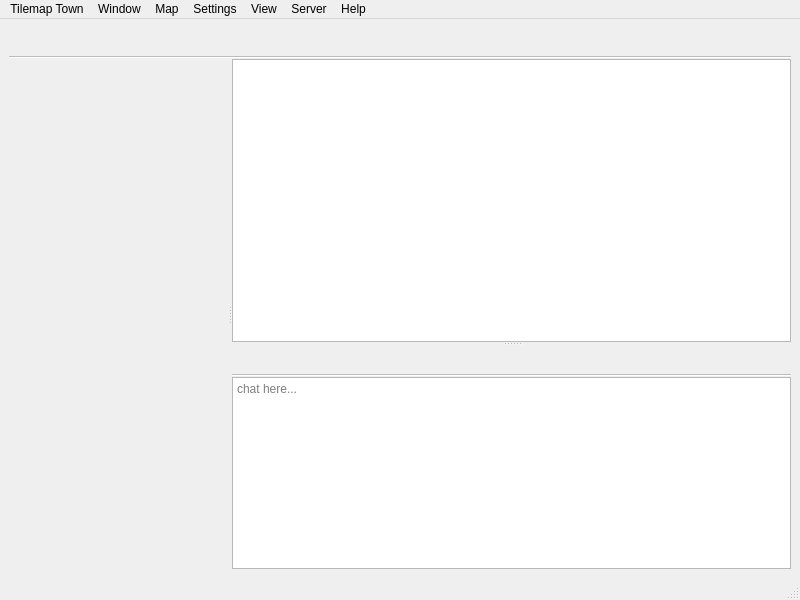
This is mainwindow.ui in NovaSquirrel/TilemapTownDesktop as Qt 5 draws it before an edit. The edited form follows.
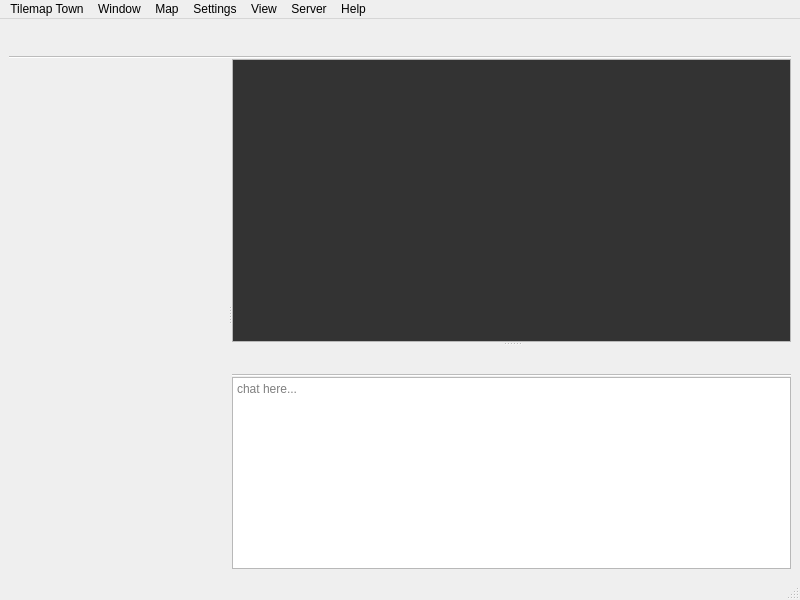
This is the edited form. Custom widgets are drawn as their Qt base class.

```diff
--- a/mainwindow.ui
+++ b/mainwindow.ui
@@ -66,6 +66,19 @@
         <property name="readOnly">
          <bool>true</bool>
         </property>
+        <property name="html">
+         <string>&lt;!DOCTYPE HTML PUBLIC &quot;-//W3C//DTD HTML 4.0//EN&quot; &quot;http://www.w3.org/TR/REC-html40/strict.dtd&quot;&gt;
+&lt;html&gt;&lt;head&gt;&lt;meta name=&quot;qrichtext&quot; content=&quot;1&quot; /&gt;&lt;meta charset=&quot;utf-8&quot; /&gt;&lt;style type=&quot;text/css&quot;&gt;
+p, li { white-space: pre-wrap; }
+hr { height: 1px; border-width: 0; }
+li.unchecked::marker { content: &quot;\2610&quot;; }
+li.checked::marker { content: &quot;\2612&quot;; }
+&lt;/style&gt;&lt;/head&gt;&lt;body style=&quot; font-family:'Segoe UI'; font-size:9pt; font-weight:400; font-style:normal;&quot; bgcolor=&quot;#333333&quot;&gt;
+&lt;p style=&quot;-qt-paragraph-type:empty; margin-top:0px; margin-bottom:0px; margin-left:0px; margin-right:0px; -qt-block-indent:0; text-indent:0px;&quot;&gt;&lt;br /&gt;&lt;/p&gt;&lt;/body&gt;&lt;/html&gt;</string>
+        </property>
+        <property name="textInteractionFlags">
+         <set>Qt::TextInteractionFlag::TextSelectableByKeyboard|Qt::TextInteractionFlag::TextSelectableByMouse</set>
+        </property>
        </widget>
        <widget class="QWidget" name="layoutWidget">
         <layout class="QVBoxLayout" name="chatBoxAndChannelsLaypit" stretch="0,0">
```
